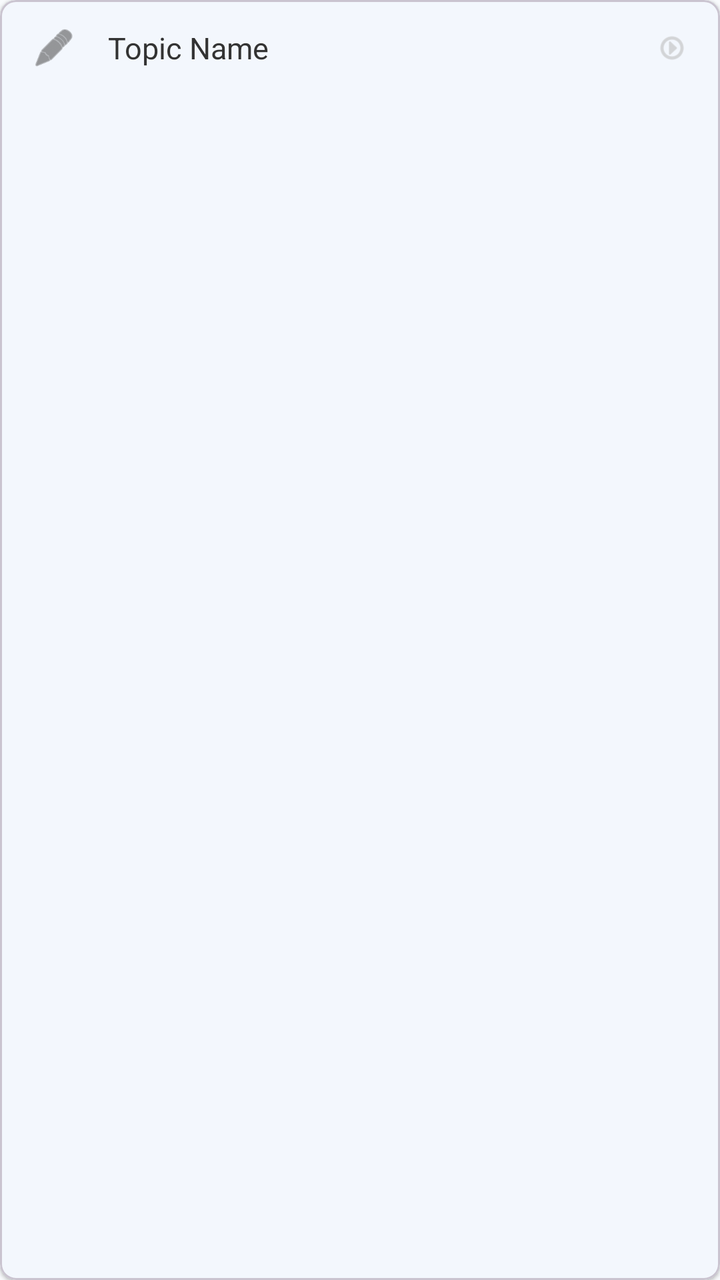
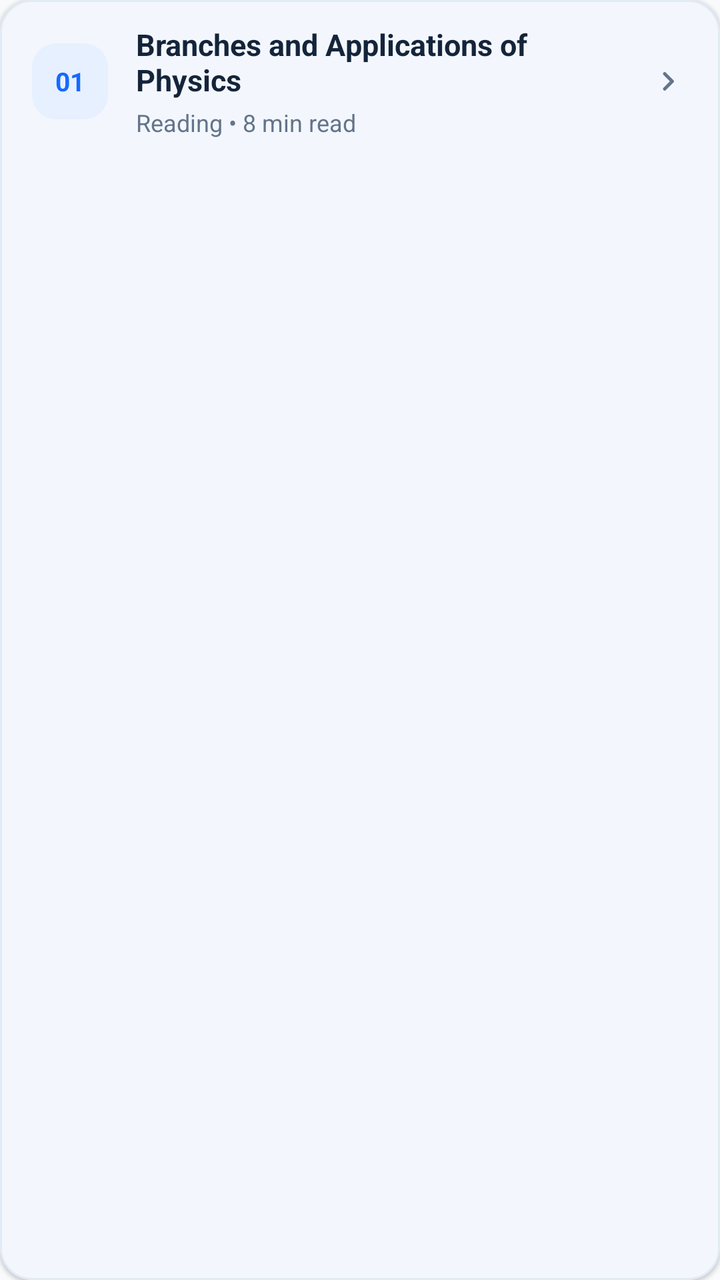

Screens rendered from an Android XML layout before and after an edit, with the pre-edit source and the edit as a unified diff.
<!-- AndroidManifest.xml: application theme Theme.TestApp -->
<!-- res/layout/item_topic.xml -->
<?xml version="1.0" encoding="utf-8"?>
<com.google.android.material.card.MaterialCardView xmlns:android="http://schemas.android.com/apk/res/android"
    xmlns:app="http://schemas.android.com/apk/res-auto"
    android:layout_width="match_parent"
    android:layout_height="wrap_content"
    android:layout_marginBottom="8dp"
    android:clickable="true"
    android:focusable="true"
    android:foreground="?attr/selectableItemBackground"
    app:cardCornerRadius="8dp"
    app:cardElevation="1dp"
    app:cardUseCompatPadding="false">

    <LinearLayout
        android:layout_width="match_parent"
        android:layout_height="48dp"
        android:gravity="center_vertical"
        android:orientation="horizontal"
        android:paddingHorizontal="16dp">

        <ImageView
            android:layout_width="22dp"
            android:layout_height="22dp"
            android:src="@android:drawable/ic_menu_edit"
            app:tint="#555555" />

        <TextView
            android:id="@+id/tvTopicName"
            android:layout_width="0dp"
            android:layout_height="wrap_content"
            android:layout_weight="1"
            android:layout_marginStart="16dp"
            android:text="Topic Name"
            android:textColor="#333333"
            android:textSize="15sp" />

        <ImageView
            android:layout_width="16dp"
            android:layout_height="16dp"
            android:src="@android:drawable/ic_menu_more"
            android:rotation="270"
            app:tint="#BDBDBD" />

    </LinearLayout>
</com.google.android.material.card.MaterialCardView>
<!-- resources referenced by this layout -->
<resources>
  <style name="Theme.TestApp" parent="Base.Theme.TestApp" />
  <style name="Base.Theme.TestApp" parent="Theme.Material3.DayNight.NoActionBar">
          
          <item name="colorPrimary">@color/blue_600</item>
          <item name="colorOnPrimary">@color/white</item>
          <item name="colorPrimaryContainer">@color/blue_500</item>
          <item name="colorOnPrimaryContainer">@color/white</item>
  
          
          <item name="colorSecondary">@color/slate_700</item>
          <item name="colorOnSecondary">@color/white</item>
          <item name="colorSecondaryContainer">@color/indigo_50</item>
          <item name="colorOnSecondaryContainer">@color/blue_600</item>
  
          
          <item name="android:windowBackground">@color/slate_50</item>
          <item name="colorSurface">@color/white</item>
          <item name="colorOnSurface">@color/slate_900</item>
          <item name="colorSurfaceVariant">@color/surface_variant_light</item>
          <item name="colorOnSurfaceVariant">@color/slate_700</item>
          <item name="colorOutline">@color/slate_200</item>
  
          
          <item name="android:textColorPrimary">@color/slate_900</item>
          <item name="android:textColorSecondary">@color/slate_500</item>
  
          
          <item name="android:statusBarColor">@color/white</item>
          <item name="android:windowLightStatusBar">true</item>
  
          
          <item name="itemIconTint">@color/nav_item_colors</item>
          <item name="itemTextColor">@color/nav_item_colors</item>
      </style>
  <color name="blue_600">#2563EB</color>
  <color name="white">#FFFFFFFF</color>
  <color name="blue_500">#3B82F6</color>
  <color name="slate_700">#334155</color>
  <color name="indigo_50">#E0E7FF</color>
  <color name="slate_50">#F8FAFC</color>
  <color name="slate_900">#0F172A</color>
  <color name="surface_variant_light">#F3F4F6</color>
  <color name="slate_200">#E2E8F0</color>
  <color name="slate_500">#64748B</color>
</resources>

<!-- the commit's change to res/layout/item_topic.xml (unified diff, before → after) -->
@@ -1,45 +1,87 @@
 <?xml version="1.0" encoding="utf-8"?>
 <com.google.android.material.card.MaterialCardView xmlns:android="http://schemas.android.com/apk/res/android"
     xmlns:app="http://schemas.android.com/apk/res-auto"
+    android:id="@+id/cardTopicRoot"
     android:layout_width="match_parent"
     android:layout_height="wrap_content"
-    android:layout_marginBottom="8dp"
+    android:layout_marginBottom="10dp"
     android:clickable="true"
     android:focusable="true"
     android:foreground="?attr/selectableItemBackground"
-    app:cardCornerRadius="8dp"
+    app:cardBackgroundColor="@color/white"
+    app:cardCornerRadius="16dp"
     app:cardElevation="1dp"
-    app:cardUseCompatPadding="false">
+    app:strokeColor="@color/course_card_stroke"
+    app:strokeWidth="1dp">
 
     <LinearLayout
         android:layout_width="match_parent"
-        android:layout_height="48dp"
+        android:layout_height="wrap_content"
         android:gravity="center_vertical"
+        android:minHeight="72dp"
         android:orientation="horizontal"
-        android:paddingHorizontal="16dp">
+        android:paddingStart="16dp"
+        android:paddingTop="12dp"
+        android:paddingEnd="16dp"
+        android:paddingBottom="12dp">
+
+        <TextView
+            android:id="@+id/tvTopicOrder"
+            android:layout_width="38dp"
+            android:layout_height="38dp"
+            android:background="@drawable/bg_unit_pill"
+            android:gravity="center"
+            android:importantForAccessibility="no"
+            android:text="01"
+            android:textColor="@color/course_blue"
+            android:textSize="13sp"
+            android:textStyle="bold" />
+
+        <LinearLayout
+            android:layout_width="0dp"
+            android:layout_height="wrap_content"
+            android:layout_marginStart="14dp"
+            android:layout_marginEnd="10dp"
+            android:layout_weight="1"
+            android:orientation="vertical">
+
+            <TextView
+                android:id="@+id/tvTopicName"
+                android:layout_width="match_parent"
+                android:layout_height="wrap_content"
+                android:text="Branches and Applications of Physics"
+                android:textColor="@color/course_text_primary"
+                android:textSize="15sp"
+                android:textStyle="bold" />
+
+            <TextView
+                android:id="@+id/tvTopicMeta"
+                android:layout_width="match_parent"
+                android:layout_height="wrap_content"
+                android:layout_marginTop="3dp"
+                android:text="Reading • 8 min read"
+                android:textColor="@color/course_text_secondary"
+                android:textSize="12sp" />
+        </LinearLayout>
+
+        
+        <ImageView
+            android:id="@+id/ivTopicCompletedCheck"
+            android:layout_width="22dp"
+            android:layout_height="22dp"
+            android:layout_marginEnd="8dp"
+            android:contentDescription="Lesson completed"
+            android:src="@drawable/ic_verified_check"
+            android:visibility="gone"
+            app:tint="@color/course_success" />
 
         <ImageView
-            android:layout_width="22dp"
-            android:layout_height="22dp"
-            android:src="@android:drawable/ic_menu_edit"
-            app:tint="#555555" />
-
-        <TextView
-            android:id="@+id/tvTopicName"
-            android:layout_width="0dp"
-            android:layout_height="wrap_content"
-            android:layout_weight="1"
-            android:layout_marginStart="16dp"
-            android:text="Topic Name"
-            android:textColor="#333333"
-            android:textSize="15sp" />
-
-        <ImageView
-            android:layout_width="16dp"
-            android:layout_height="16dp"
-            android:src="@android:drawable/ic_menu_more"
-            android:rotation="270"
-            app:tint="#BDBDBD" />
+            android:id="@+id/ivTopicChevron"
+            android:layout_width="20dp"
+            android:layout_height="20dp"
+            android:contentDescription="@null"
+            android:src="@drawable/ic_chevron_right"
+            app:tint="@color/course_text_secondary" />
 
     </LinearLayout>
 </com.google.android.material.card.MaterialCardView>
<!-- resource entries referenced after the edit -->
@@ -1,6 +1,12 @@
 <!-- resources referenced by this layout -->
 <resources>
+  <color name="course_blue">#1769FF</color>
+  <color name="course_card_stroke">#E2EAF5</color>
+  <color name="course_success">#238653</color>
+  <color name="course_text_primary">#14243A</color>
+  <color name="course_text_secondary">#64748B</color>
   <style name="Theme.TestApp" parent="Base.Theme.TestApp" />
+  <color name="course_blue_light">#E7F0FF</color>
   <style name="Base.Theme.TestApp" parent="Theme.Material3.DayNight.NoActionBar">
           
           <item name="colorPrimary">@color/blue_600</item>
@@ -36,6 +42,33 @@
       </style>
   <color name="blue_600">#2563EB</color>
   <color name="white">#FFFFFFFF</color>
+  <!-- drawable bg_unit_pill (drawable) -->
+  <?xml version="1.0" encoding="utf-8"?>
+  <shape xmlns:android="http://schemas.android.com/apk/res/android"
+      android:shape="rectangle">
+      <solid android:color="@color/course_blue_light" />
+      <corners android:radius="12dp" />
+  </shape>
+  <!-- drawable ic_chevron_right (drawable) -->
+  <vector xmlns:android="http://schemas.android.com/apk/res/android"
+      android:width="24dp"
+      android:height="24dp"
+      android:viewportWidth="24"
+      android:viewportHeight="24">
+      <path
+          android:fillColor="#FF000000"
+          android:pathData="M9.29,15.88L13.17,12L9.29,8.12c-0.39,-0.39 -0.39,-1.02 0,-1.41c0.39,-0.39 1.02,-0.39 1.41,0l4.59,4.59c0.39,0.39 0.39,1.02 0,1.41L10.7,17.3c-0.39,0.39 -1.02,0.39 -1.41,0C8.91,16.9 8.91,16.27 9.29,15.88z" />
+  </vector>
+  <!-- drawable ic_verified_check (drawable) -->
+  <vector xmlns:android="http://schemas.android.com/apk/res/android"
+      android:width="24dp"
+      android:height="24dp"
+      android:viewportWidth="24"
+      android:viewportHeight="24">
+      <path
+          android:fillColor="#FF000000"
+          android:pathData="M23,12l-2.44,-2.79l0.34,-3.69l-3.61,-0.82L15.4,1.5L12,2.96L8.6,1.5L6.71,4.69L3.1,5.5L3.44,9.2L1,12l2.44,2.79l-0.34,3.7l3.61,0.82L8.6,22.5l3.4,-1.47l3.4,1.46l1.89,-3.19l3.61,-0.82l-0.34,-3.69L23,12zM10.09,16.72l-3.8,-3.81l1.48,-1.48l2.32,2.33l5.85,-5.87l1.48,1.48L10.09,16.72z" />
+  </vector>
   <color name="blue_500">#3B82F6</color>
   <color name="slate_700">#334155</color>
   <color name="indigo_50">#E0E7FF</color>
